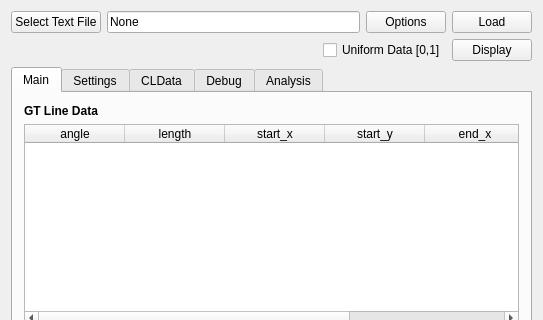
Qt form apps/line_analyzer/extensions/lineanalyser2d/lineanalyser2d.ui (waterben/LineExtraction) before a commit; both pictures show x 0 to 543 and y 0 to 320 of the 543 by 606 pixel window.
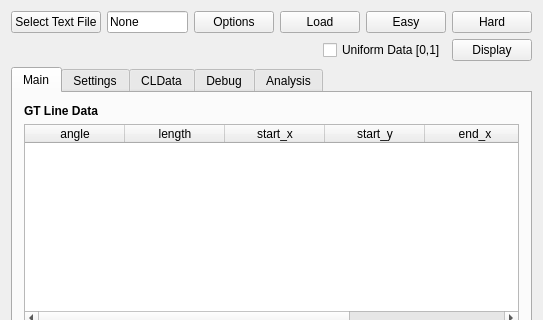
The same form after that commit.

Diff of the .ui file:
```diff
--- a/apps/line_analyzer/extensions/lineanalyser2d/lineanalyser2d.ui
+++ b/apps/line_analyzer/extensions/lineanalyser2d/lineanalyser2d.ui
@@ -48,6 +48,26 @@
         </property>
        </widget>
       </item>
+      <item>
+       <widget class="QPushButton" name="pb_load_easy">
+        <property name="toolTip">
+         <string>Load bundled easy example (single hexagon, no noise)</string>
+        </property>
+        <property name="text">
+         <string>Easy</string>
+        </property>
+       </widget>
+      </item>
+      <item>
+       <widget class="QPushButton" name="pb_load_hard">
+        <property name="toolTip">
+         <string>Load bundled challenge example (8 shapes, noise, varying contrast)</string>
+        </property>
+        <property name="text">
+         <string>Hard</string>
+        </property>
+       </widget>
+      </item>
      </layout>
     </item>
     <item>
```
Left out of the diff: 2 changed lines with no effect on the pictures.
